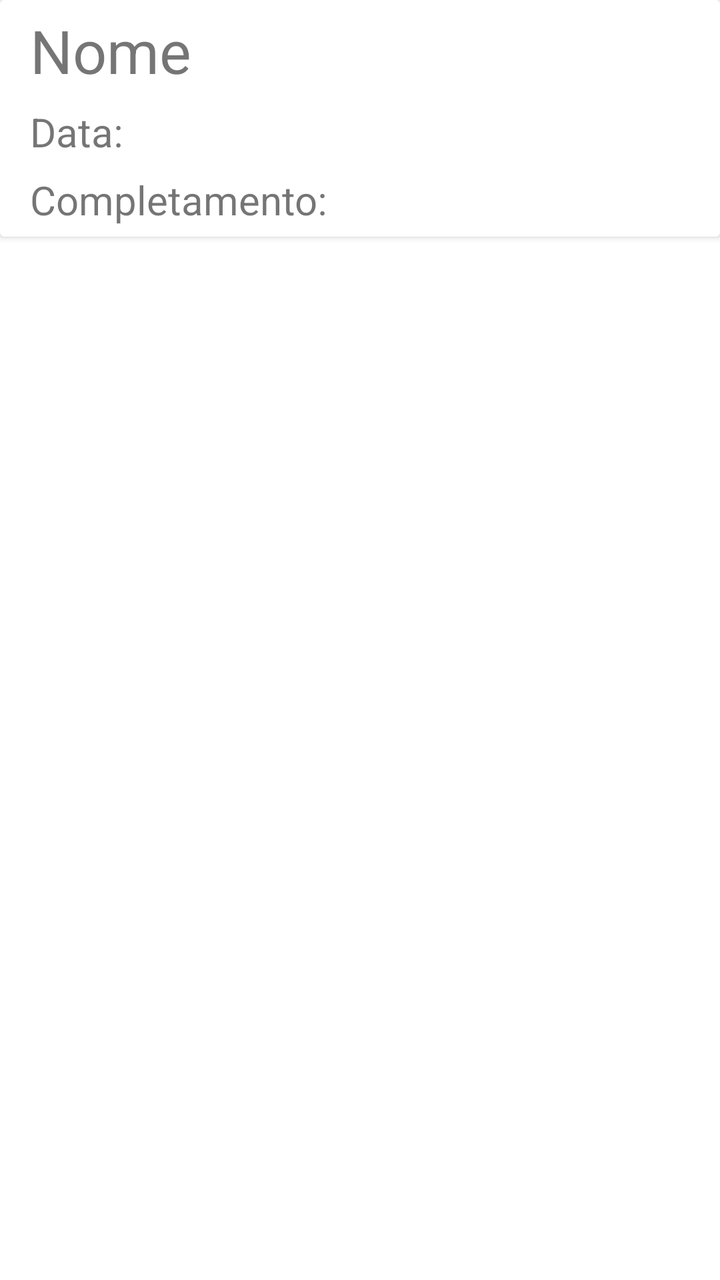
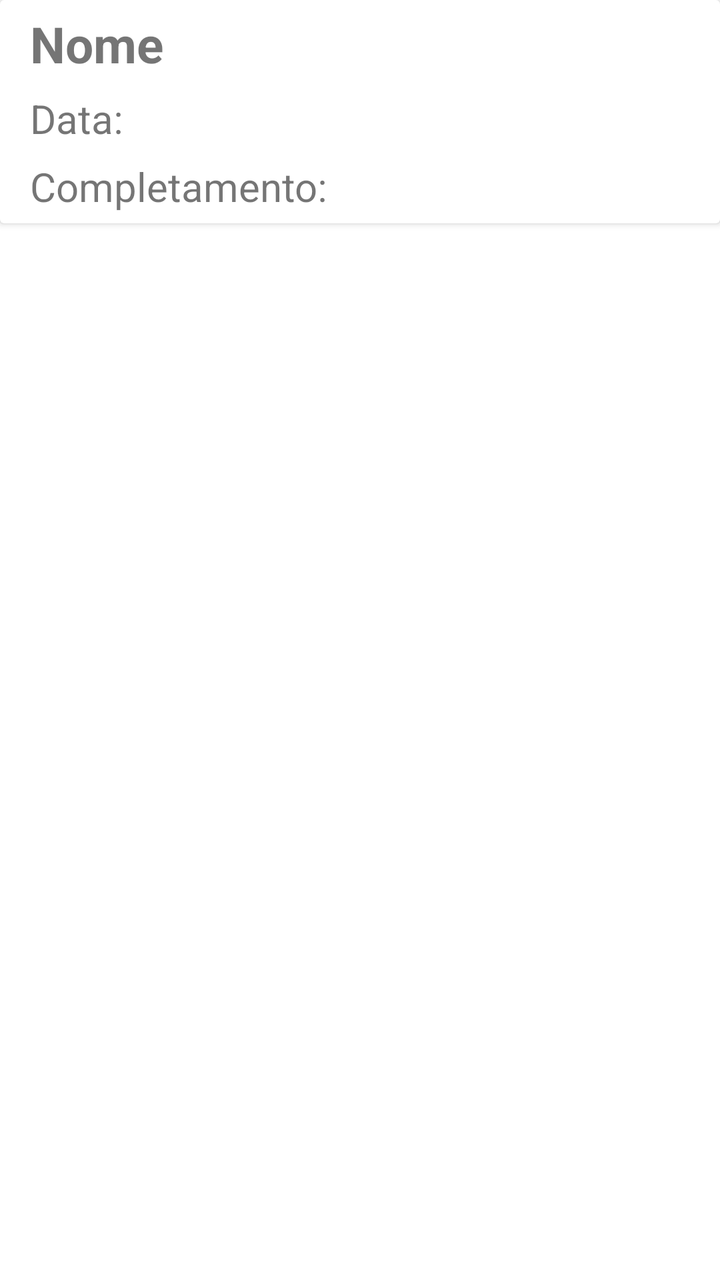

The first picture is an Android layout as it rendered before a commit; the second is the same layout after the commit. The layout source and the unified diff follow.
<!-- AndroidManifest.xml: application theme Theme.YourCali -->
<!-- res/layout/item_lista_schede.xml -->
<?xml version="1.0" encoding="utf-8"?>
<LinearLayout xmlns:android="http://schemas.android.com/apk/res/android"
    android:layout_width="match_parent"
    android:layout_height="wrap_content">

    <androidx.cardview.widget.CardView
        android:layout_width="match_parent"
        android:layout_height="wrap_content">

        <LinearLayout
            android:layout_width="match_parent"
            android:layout_height="wrap_content"
            android:orientation="horizontal"
            android:padding="5dp">

            <LinearLayout
                android:layout_width="315dp"
                android:layout_height="wrap_content"
                android:orientation="vertical">

                <TextView
                    android:id="@+id/nomeSchedaStorico"
                    android:layout_width="297dp"
                    android:layout_height="wrap_content"
                    android:layout_marginLeft="10dp"
                    android:text="Nome"
                    android:textSize="30dp" />

                <Space
                    android:layout_width="wrap_content"
                    android:layout_height="7dp" />

                <TextView
                    android:id="@+id/dataStorico"
                    android:layout_width="wrap_content"
                    android:layout_height="wrap_content"
                    android:layout_marginLeft="10dp"
                    android:text="Data:"
                    android:textSize="20dp" />


                <Space
                    android:layout_width="wrap_content"
                    android:layout_height="7dp" />

                <TextView
                    android:id="@+id/completamentoStorico"
                    android:layout_width="wrap_content"
                    android:layout_height="wrap_content"
                    android:layout_marginLeft="10dp"
                    android:text="Completamento: "
                    android:textSize="20dp" />


            </LinearLayout>

            <Space
                android:layout_width="25dp"
                android:layout_height="match_parent"/>

        </LinearLayout>

    </androidx.cardview.widget.CardView>

</LinearLayout>
<!-- resources referenced by this layout -->
<resources>
  <style name="Theme.YourCali" parent="Theme.MaterialComponents.DayNight.NoActionBar">
          
          <item name="colorPrimary">@color/purple_500</item>
          <item name="colorPrimaryVariant">@color/purple_700</item>
          <item name="colorOnPrimary">@color/white</item>
          
          <item name="colorSecondary">@color/teal_200</item>
          <item name="colorSecondaryVariant">@color/teal_700</item>
          <item name="colorOnSecondary">@color/black</item>
          
          <item name="android:statusBarColor">@color/DarkOrange</item>
          
      </style>
  <color name="purple_500">#FF6200EE</color>
  <color name="purple_700">#FF3700B3</color>
  <color name="white">#FFFFFFFF</color>
  <color name="teal_200">#FF03DAC5</color>
  <color name="teal_700">#FF018786</color>
  <color name="black">#FF000000</color>
  <color name="DarkOrange">#FF6F1F</color>
</resources>

<!-- the commit's change to res/layout/item_lista_schede.xml (unified diff, before → after) -->
@@ -24,7 +24,8 @@
                     android:layout_height="wrap_content"
                     android:layout_marginLeft="10dp"
                     android:text="Nome"
-                    android:textSize="30dp" />
+                    android:textSize="25dp"
+                    android:textStyle="bold" />
 
                 <Space
                     android:layout_width="wrap_content"
